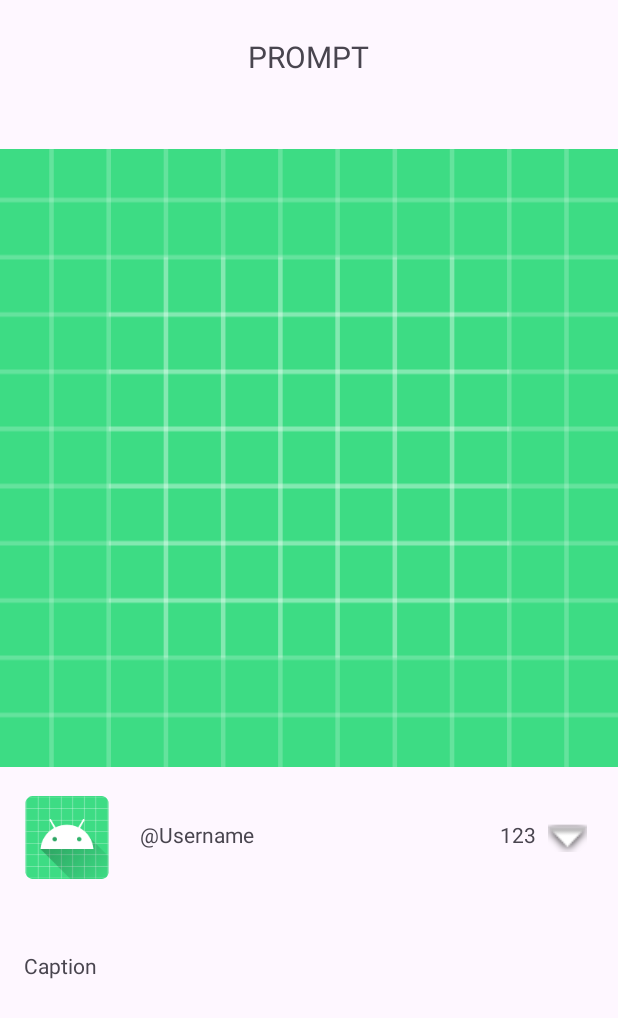
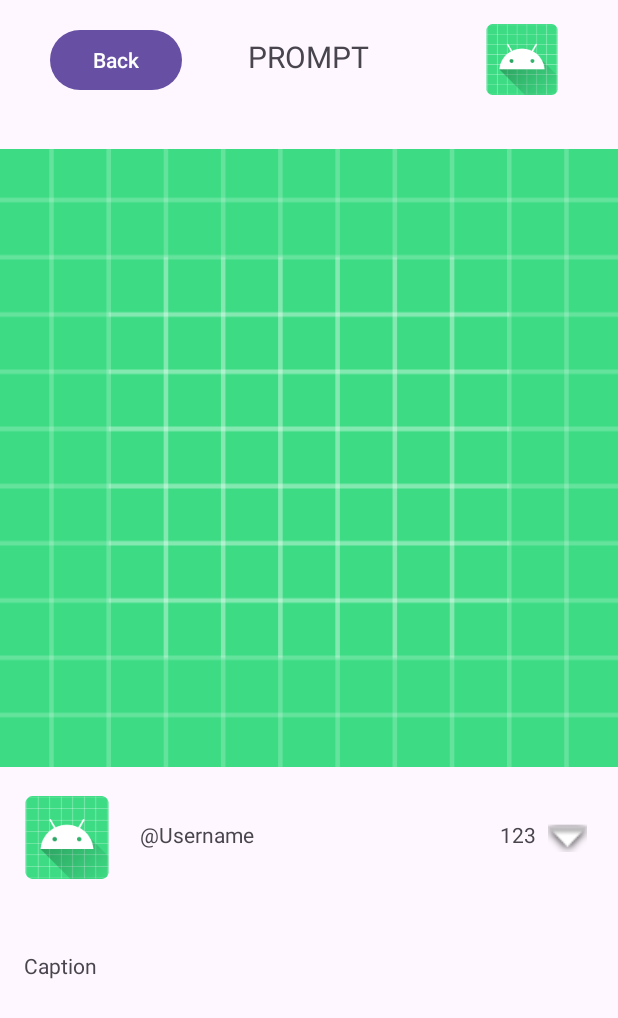
Before and after one commit to BrevinQ42/bring-me, an Android app: the ViewImageScreen screen opened directly, with no data from a screen before it, on a phone screen of 412 x 824 dp. Shown: the top 1018 px of the screen. Run offline under Robolectric (Android 15) with nearby library versions, the phone set to English and light mode, and no system bars; our stand-ins replace Picasso; pictures from the network do not load; 7 statements that could not run were skipped.

Commit message:
Added (nonfunctional) back to landing screen button and user DP in view image screen

```diff
--- a/app/src/main/java/com/aragoza_mejilla_que/final_project/ViewImageScreen.java
+++ b/app/src/main/java/com/aragoza_mejilla_que/final_project/ViewImageScreen.java
@@ -3,6 +3,7 @@ package com.aragoza_mejilla_que.final_project;
 import android.content.Intent;
 import android.content.SharedPreferences;
 import android.os.Bundle;
+import android.widget.Button;
 import android.widget.ImageView;
 import android.widget.TextView;
 
@@ -38,6 +39,8 @@ public class ViewImageScreen extends AppCompatActivity {
     Photo pic;
     ImageView opProfilePic;
     TextView opUsername;
+    ImageView userDP;
+    Button backToLandingButton;
 
     @Override
     protected void onCreate(Bundle savedInstanceState) {
@@ -70,16 +73,23 @@ public class ViewImageScreen extends AppCompatActivity {
 
     void initViews()
     {
+        prefs = getSharedPreferences("savedUser", MODE_PRIVATE);
+
         currentPromptText = findViewById(R.id.currentPromptText);
         currentPhoto = findViewById(R.id.currentPhoto);
         photoLikeCount = findViewById(R.id.photoLikeCount);
         photoCaption = findViewById(R.id.photoCaption);
         opProfilePic = findViewById(R.id.opProfilePic);
         opUsername = findViewById(R.id.opUsername);
+        userDP = findViewById(R.id.userDP);
+        backToLandingButton = findViewById(R.id.backtoLandingButton);
 
         setupCurrentPromptText();
         setupCurrentPhoto();
         setupOPinfo();
+        setupUserDP();
+
+        backToLandingButton.setOnClickListener(v -> goToLandingScreen());
     }
 
     void setupCurrentPromptText()
@@ -192,4 +202,52 @@ public class ViewImageScreen extends AppCompatActivity {
 
         opUsername.setText(op.getName());
     }
+
+    void setupUserDP()
+    {
+        String userID = prefs.getString("userID", "null");
+
+        User user = realm.where(User.class)
+                    .equalTo("userID", userID)
+                    .findFirst();
+
+        String profilePicPath;
+        try
+        {
+            profilePicPath = user.getProfilePicturePath();
+
+            if (profilePicPath.isEmpty())
+            {
+                userDP.setImageResource(R.mipmap.ic_launcher);
+            }
+            else
+            {
+                // get cache directory
+                File cacheDir = getExternalCacheDir();
+                File profilePic = new File(cacheDir, profilePicPath);
+
+                if (profilePic.exists())
+                {
+                    Picasso.get()
+                            .load(profilePic)
+                            .networkPolicy(NetworkPolicy.NO_CACHE)
+                            .memoryPolicy(MemoryPolicy.NO_CACHE)
+                            .into(userDP);
+                }
+                else
+                {
+                    userDP.setImageResource(R.mipmap.ic_launcher); // insert default photo
+                }
+            }
+        }
+        catch (Exception e)
+        {
+            userDP.setImageResource(R.mipmap.ic_launcher);
+        }
+    }
+
+    void goToLandingScreen()
+    {
+        // go to landing screen
+    }
 }
--- a/app/src/main/res/layout/activity_view_image_screen.xml
+++ b/app/src/main/res/layout/activity_view_image_screen.xml
@@ -79,4 +79,23 @@
         android:text="Caption"
         app:layout_constraintStart_toStartOf="@+id/opProfilePic"
         app:layout_constraintTop_toBottomOf="@+id/opProfilePic" />
+
+    <Button
+        android:id="@+id/backtoLandingButton"
+        android:layout_width="wrap_content"
+        android:layout_height="wrap_content"
+        android:layout_marginTop="16dp"
+        android:layout_marginEnd="44dp"
+        android:text="Back"
+        app:layout_constraintEnd_toStartOf="@+id/currentPromptText"
+        app:layout_constraintTop_toTopOf="parent" />
+
+    <ImageView
+        android:id="@+id/userDP"
+        android:layout_width="52dp"
+        android:layout_height="47dp"
+        android:layout_marginStart="76dp"
+        app:layout_constraintStart_toEndOf="@+id/currentPromptText"
+        app:layout_constraintTop_toTopOf="@+id/backtoLandingButton"
+        tools:srcCompat="@tools:sample/avatars" />
 </androidx.constraintlayout.widget.ConstraintLayout>
```
